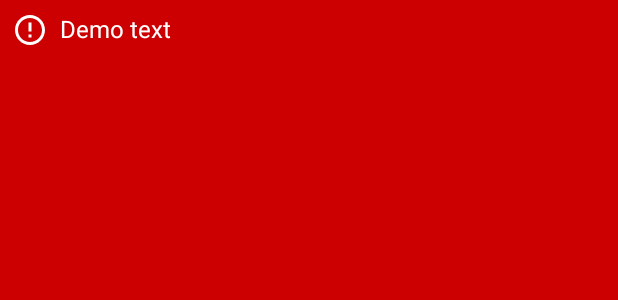
After one commit to teiser204/vgames, an Android app: the layout toast_error.xml on its own in the app's theme, with its tools: preview values and no code run, on a phone screen of 412 x 824 dp. The commit adds this screen. Shown: the top 300 px of the screen. Run offline under Robolectric (Android 15) with nearby library versions, the phone set to English and light mode, and no system bars.

Commit message:
Complete genre list with error toast

```diff
--- a/android/app/build.gradle
+++ b/android/app/build.gradle
@@ -29,4 +29,6 @@ dependencies {
     testImplementation 'junit:junit:4.12'
     androidTestImplementation 'com.android.support.test:runner:1.0.2'
     androidTestImplementation 'com.android.support.test.espresso:espresso-core:3.0.2'
+    implementation 'com.android.support:recyclerview-v7:28.0.0'
+    implementation 'com.android.support:cardview-v7:28.0.0'
 }
--- /dev/null
+++ b/android/app/src/main/res/drawable/ic_toast_error.xml
@@ -0,0 +1,5 @@
+<vector android:height="24dp" android:tint="#FFFFFF"
+    android:viewportHeight="24.0" android:viewportWidth="24.0"
+    android:width="24dp" xmlns:android="http://schemas.android.com/apk/res/android">
+    <path android:fillColor="#FF000000" android:pathData="M11,15h2v2h-2zM11,7h2v6h-2zM11.99,2C6.47,2 2,6.48 2,12s4.47,10 9.99,10C17.52,22 22,17.52 22,12S17.52,2 11.99,2zM12,20c-4.42,0 -8,-3.58 -8,-8s3.58,-8 8,-8 8,3.58 8,8 -3.58,8 -8,8z"/>
+</vector>
--- /dev/null
+++ b/android/app/src/main/res/layout/toast_error.xml
@@ -0,0 +1,25 @@
+<?xml version="1.0" encoding="utf-8"?>
+<LinearLayout xmlns:android="http://schemas.android.com/apk/res/android"
+    android:orientation="horizontal" android:layout_width="match_parent"
+    android:layout_height="match_parent"
+    android:background="@android:color/holo_red_dark"
+    android:padding="8dp"
+    android:id="@+id/toast_root">
+
+    <ImageView
+        android:id="@+id/toast_image"
+        android:layout_width="wrap_content"
+        android:layout_height="wrap_content"
+        android:src="@drawable/ic_toast_error"
+        android:layout_marginEnd="8dp"
+        android:layout_marginRight="8dp"/>
+
+    <TextView
+        android:id="@+id/toast_text"
+        android:layout_width="wrap_content"
+        android:layout_height="wrap_content"
+        android:text="Demo text"
+        android:textColor="@android:color/white"
+        android:textSize="16sp" />
+
+</LinearLayout>
--- a/android/app/src/main/res/values/strings.xml
+++ b/android/app/src/main/res/values/strings.xml
@@ -16,4 +16,5 @@
 
     <!-- TODO: Remove or change this placeholder text -->
     <string name="hello_blank_fragment" translatable="false">Hello blank fragment</string>
+    <string name="genre_fetch_error">Error fetching genre list</string>
 </resources>
```
Also changed, not shown: android/app/src/main/java/gr/artibet/vgames/FragmentGenre.java (+39 -21 lines), android/app/src/main/java/gr/artibet/vgames/MainActivity.java (+20 -0 lines), android/app/src/main/java/gr/artibet/vgames/api/adapters/GenreAdapter.java (added, +60 -0 lines), android/app/src/main/res/layout/fragment_genre.xml (+9 -14 lines), android/app/src/main/res/layout/genre_item.xml (added, +22 -0 lines), 1 other file.
